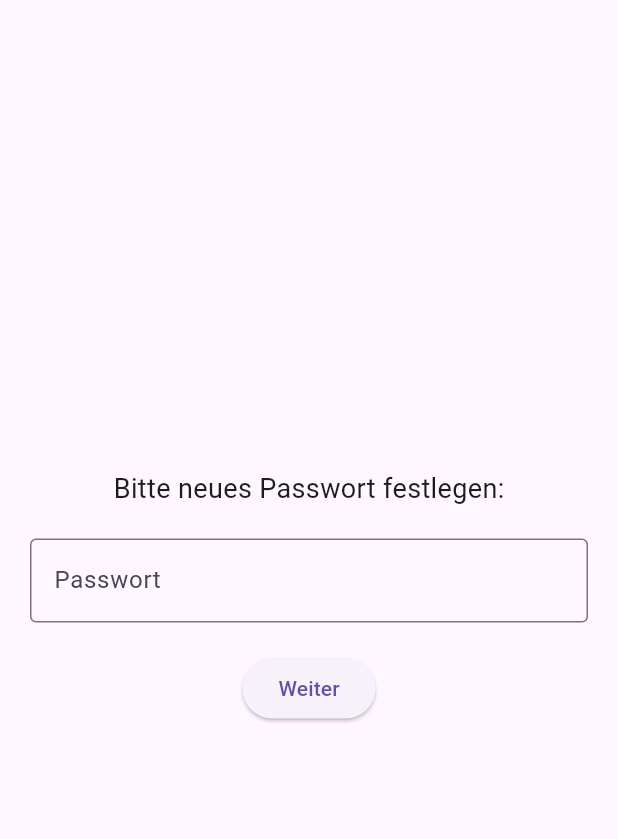
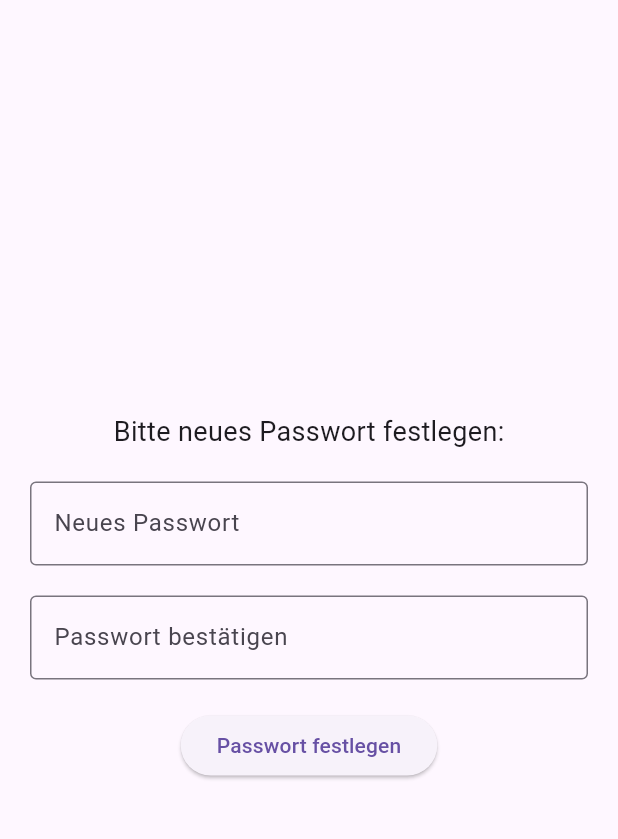
Before and after one commit to Milkricee/saveapp, a Flutter app: the screen it shows after launch, on a phone screen of 412 x 824 dp, the part 63-902 px from its top. Run offline on Flutter 3.47's test engine with Material 3 defaults, Android fonts, the phone set to English and light mode, and no system bars; our stand-ins replace flutter_secure_storage.

Commit message:
Refactor password input UI for initial password setup

```diff
--- a/lib/logik/password_ui_helper.dart
+++ b/lib/logik/password_ui_helper.dart
@@ -7,11 +7,12 @@ class PasswordUIHelper {
     return await PasswordManager.doesPasswordExist();
   }
 
-  // UI für die initiale Passwortvergabe
+  // UI für die initiale Passwortvergabe mit zwei Eingabefeldern untereinander
   static Widget buildPasswordInput(
     BuildContext context,
     bool isFirstPasswordInput,
     Function(String) onPasswordEntered,
+    Function(String) onConfirmPasswordEntered,
     Function() onNextStep,
   ) {
     return Padding(
@@ -19,11 +20,9 @@ class PasswordUIHelper {
       child: Column(
         mainAxisAlignment: MainAxisAlignment.center,
         children: [
-          Text(
-            isFirstPasswordInput
-                ? 'Bitte neues Passwort festlegen:'
-                : 'Passwort zur Bestätigung erneut eingeben:',
-            style: const TextStyle(fontSize: 18),
+          const Text(
+            'Bitte neues Passwort festlegen:',
+            style: TextStyle(fontSize: 18),
           ),
           const SizedBox(height: 20),
           TextField(
@@ -32,13 +31,23 @@ class PasswordUIHelper {
             onChanged: (value) => onPasswordEntered(value),
             decoration: const InputDecoration(
               border: OutlineInputBorder(),
-              labelText: 'Passwort',
+              labelText: 'Neues Passwort',
+            ),
+          ),
+          const SizedBox(height: 20),
+          TextField(
+            keyboardType: TextInputType.number,
+            obscureText: true,
+            onChanged: (value) => onConfirmPasswordEntered(value),
+            decoration: const InputDecoration(
+              border: OutlineInputBorder(),
+              labelText: 'Passwort bestätigen',
             ),
           ),
           const SizedBox(height: 20),
           ElevatedButton(
             onPressed: () => onNextStep(),
-            child: Text(isFirstPasswordInput ? 'Weiter' : 'Passwort festlegen'),
+            child: const Text('Passwort festlegen'),
           ),
         ],
       ),
--- a/lib/screens/home.dart
+++ b/lib/screens/home.dart
@@ -14,7 +14,6 @@ class HomeScreen extends StatefulWidget {
 class HomeScreenState extends State<HomeScreen> {
   int _selectedIndex = 0;
   bool _isPasswordSet = false;
-  bool _isFirstPasswordInput = true;
   String _password = '';
   String _confirmPassword = '';
 
@@ -24,7 +23,6 @@ class HomeScreenState extends State<HomeScreen> {
     _checkPasswordStatus();
   }
 
-  // Prüft, ob ein Passwort bereits gesetzt ist (Verwendung der ausgelagerten Logik)
   Future<void> _checkPasswordStatus() async {
     bool passwordExists = await PasswordUIHelper.isPasswordSet();
     setState(() {
@@ -40,24 +38,14 @@ class HomeScreenState extends State<HomeScreen> {
       ),
       body: _isPasswordSet
           ? _buildContent()
-          : _isFirstPasswordInput
-              ? PasswordUIHelper.buildPasswordInput(
+          : PasswordUIHelper.buildPasswordInput(
               context,
-                  _isFirstPasswordInput,
+              true, // Immer `true`, weil wir das Layout für die erste Passwortvergabe anpassen
               (value) {
                 setState(() {
                   _password = value;
                 });
               },
-                  () {
-                    setState(() {
-                      _isFirstPasswordInput = false;
-                    });
-                  },
-                )
-              : PasswordUIHelper.buildPasswordInput(
-                  context,
-                  _isFirstPasswordInput,
               (value) {
                 setState(() {
                   _confirmPassword = value;
@@ -95,7 +83,6 @@ class HomeScreenState extends State<HomeScreen> {
     );
   }
 
-  // App-Inhalt nach erfolgreicher Passwortvergabe
   Widget _buildContent() {
     return _pages[_selectedIndex];
   }
```
Lines whose indentation alone changed are shown as unchanged.
